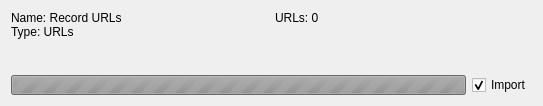
The window that tools/HydrusImporter/src/gui/hydrus/urls/UrlServiceWidget.ui (KJNeko/IDHAN) describes before a commit, drawn with Qt 5.
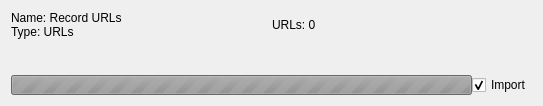
The same window after the commit. Custom widgets are drawn as their Qt base class.

Commit message: Cleanup Hydrus Importer

```diff
--- a/tools/HydrusImporter/src/gui/hydrus/urls/UrlServiceWidget.ui
+++ b/tools/HydrusImporter/src/gui/hydrus/urls/UrlServiceWidget.ui
@@ -22,8 +22,11 @@
   <layout class="QVBoxLayout" name="verticalLayout_5">
    <item>
     <layout class="QVBoxLayout" name="verticalLayout_4">
+        <property name="spacing">
+            <number>0</number>
+        </property>
      <item>
-      <layout class="QHBoxLayout" name="horizontalLayout_3">
+         <layout class="QHBoxLayout" name="horizontalLayout_3" stretch="1,1">
        <item>
         <layout class="QVBoxLayout" name="verticalLayout_2">
          <property name="spacing">
@@ -41,14 +44,8 @@
          <property name="bottomMargin">
           <number>0</number>
          </property>
-         <item alignment="Qt::AlignmentFlag::AlignTop">
-          <widget class="QLabel" name="name">
-           <property name="sizePolicy">
-            <sizepolicy hsizetype="Preferred" vsizetype="Maximum">
-             <horstretch>0</horstretch>
-             <verstretch>0</verstretch>
-            </sizepolicy>
-           </property>
+            <item>
+                <widget class="idhan::hydrus::ImportServiceLabel" name="name">
            <property name="minimumSize">
             <size>
              <width>0</width>
@@ -59,12 +56,8 @@
             <string>Name: Record URLs
 Type: URLs</string>
            </property>
-          </widget>
-         </item>
-         <item alignment="Qt::AlignmentFlag::AlignBottom">
-          <widget class="QLabel" name="statusLabel">
-           <property name="text">
-            <string/>
+                    <property name="minimumLines" stdset="0">
+                        <number>2</number>
            </property>
           </widget>
          </item>
@@ -75,14 +68,8 @@
          <property name="spacing">
           <number>0</number>
          </property>
-         <item alignment="Qt::AlignmentFlag::AlignTop">
-          <widget class="QLabel" name="urlCount">
-           <property name="sizePolicy">
-            <sizepolicy hsizetype="Preferred" vsizetype="Maximum">
-             <horstretch>0</horstretch>
-             <verstretch>0</verstretch>
-            </sizepolicy>
-           </property>
+            <item>
+                <widget class="idhan::hydrus::ImportServiceLabel" name="urlCount">
            <property name="text">
             <string>URLs: 0</string>
            </property>
@@ -93,6 +80,23 @@
       </layout>
      </item>
      <item>
+         <widget class="idhan::hydrus::ImportServiceLabel" name="statusLabel">
+             <property name="text">
+                 <string/>
+             </property>
+             <property name="minimumLines" stdset="0">
+                 <number>1</number>
+             </property>
+         </widget>
+     </item>
+        <item>
+            <widget class="idhan::hydrus::ImportServiceLabel" name="timingLabel">
+                <property name="minimumLines" stdset="0">
+                    <number>1</number>
+                </property>
+            </widget>
+        </item>
+        <item>
       <layout class="QHBoxLayout" name="horizontalLayout">
        <item>
         <widget class="QProgressBar" name="progressBar">
@@ -138,6 +142,13 @@
    </item>
   </layout>
  </widget>
- <resources/>
- <connections/>
+    <customwidgets>
+        <customwidget>
+            <class>idhan::hydrus::ImportServiceLabel</class>
+            <extends>QLabel</extends>
+            <header>gui/hydrus/ImportServiceLabel.hpp</header>
+        </customwidget>
+    </customwidgets>
+    <resources/>
+    <connections/>
 </ui>
```
Left out of the diff: 3 changed lines with no effect on the pictures. The commit also changes 25 other files.
